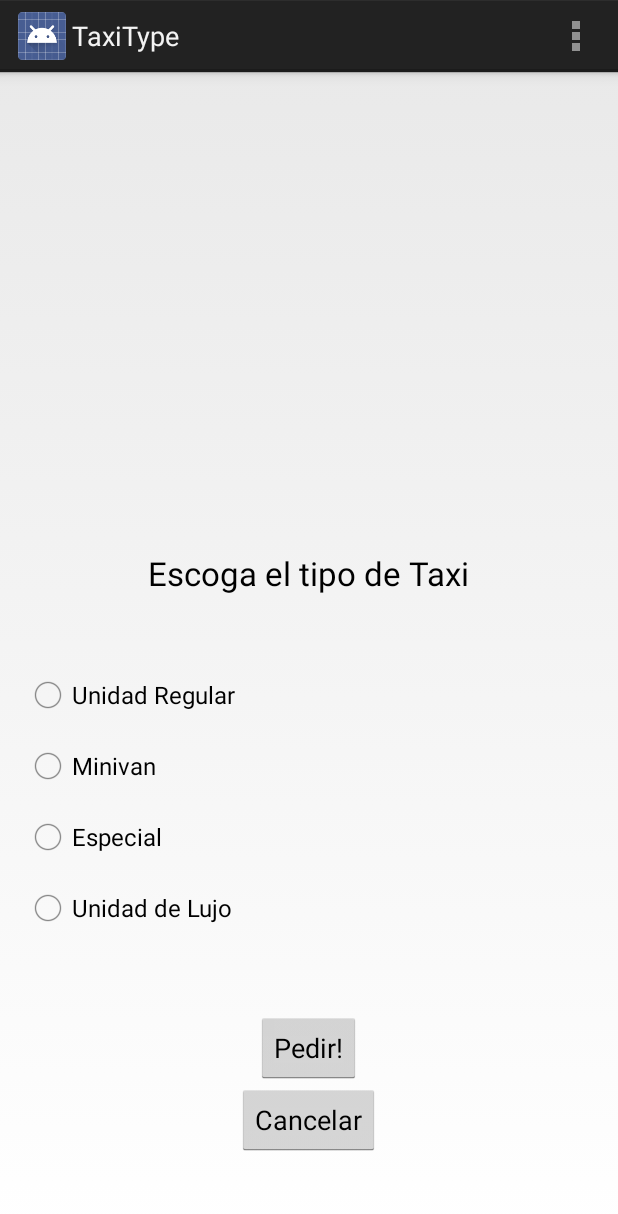
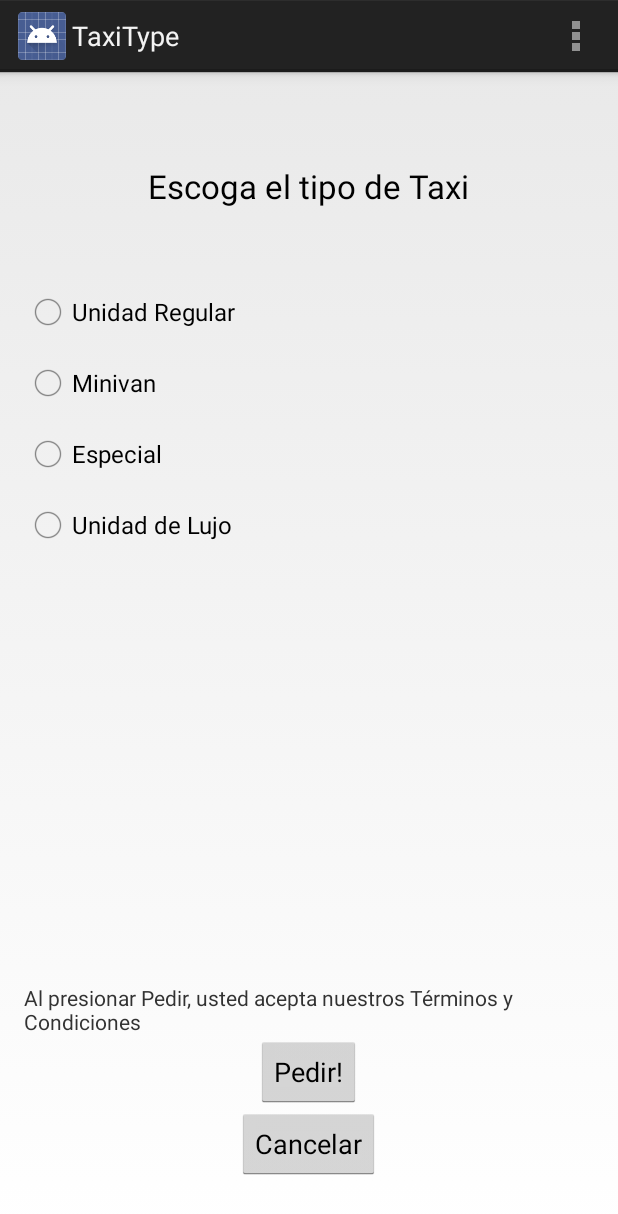
Before and after one commit to networker02/TaxiAppProject, an Android app: the TaxiTypeActivity screen opened directly, with no data from a screen before it, on a phone screen of 412 x 824 dp. Shown: the top 1214 px of the screen. Run offline under Robolectric (Android 15) with nearby library versions, the light colour scheme and no system bars.

```diff
--- a/app/src/main/res/layout/activity_taxi_type.xml
+++ b/app/src/main/res/layout/activity_taxi_type.xml
@@ -14,19 +14,19 @@
         android:textAppearance="?android:attr/textAppearanceLarge"
         android:text="Escoga el tipo de Taxi"
         android:id="@+id/textView"
-        android:layout_above="@+id/radioGroup"
+        android:layout_alignParentTop="true"
         android:layout_centerHorizontal="true"
-        android:layout_marginBottom="35dp" />
+        android:layout_marginTop="45dp" />
 
     <RadioGroup
         android:id="@+id/radioGroup"
         android:layout_width="fill_parent"
         android:layout_height="wrap_content"
         android:orientation="vertical"
-        android:layout_above="@+id/pedirButton2"
-        android:layout_alignParentRight="true"
-        android:layout_alignParentEnd="true"
-        android:layout_marginBottom="53dp">
+        android:layout_below="@+id/textView"
+        android:layout_alignParentLeft="true"
+        android:layout_alignParentStart="true"
+        android:layout_marginTop="38dp">
 
 
         <RadioButton
@@ -78,9 +78,9 @@
         android:layout_height="wrap_content"
         android:text="Cancelar"
         android:id="@+id/cancelarbtn"
+        android:layout_marginBottom="21dp"
         android:layout_alignParentBottom="true"
-        android:layout_centerHorizontal="true"
-        android:layout_marginBottom="37dp" />
+        android:layout_centerHorizontal="true" />
 
     <Button
         android:layout_width="wrap_content"
@@ -90,6 +90,14 @@
         android:layout_above="@+id/cancelarbtn"
         android:layout_centerHorizontal="true" />
 
+    <TextView
+        android:layout_width="wrap_content"
+        android:layout_height="wrap_content"
+        android:textAppearance="?android:attr/textAppearanceSmall"
+        android:text="Al presionar Pedir, usted acepta nuestros Términos y Condiciones"
+        android:id="@+id/textView2"
+        android:layout_above="@+id/pedirButton2"
+        android:layout_centerHorizontal="true" />
 
 
 </RelativeLayout>
```
Also changed, not shown: app/src/main/java/com/handycartaxi/taxiappproject/LoadingActivity.java (+42 -0 lines), app/src/main/java/com/handycartaxi/taxiappproject/TaxiDetailsActivity.java (+25 -0 lines), app/src/main/java/com/handycartaxi/taxiappproject/TaxiTypeActivity.java (+13 -1 lines).
